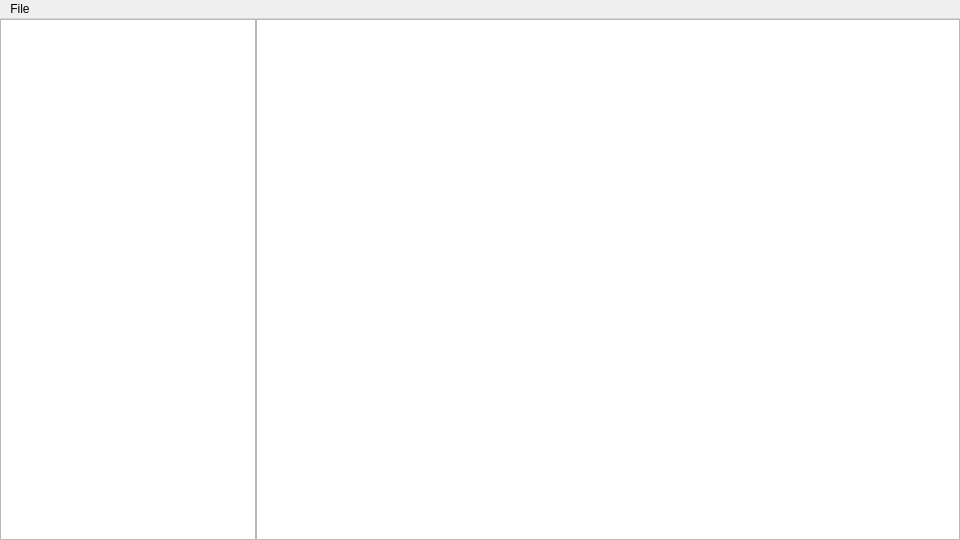
Old version of the form class/editor/Editor.ui in the repository coookiecoder/Editor.
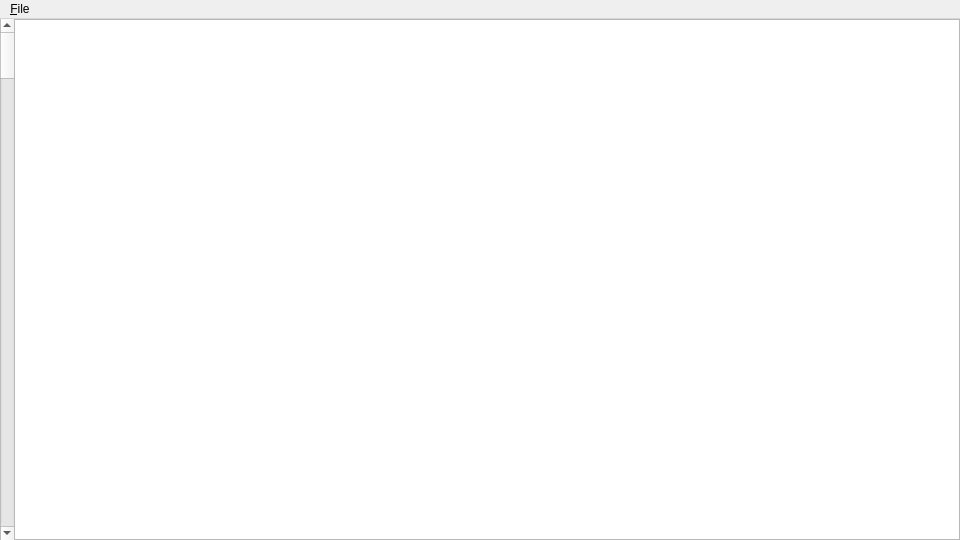
New version of the form.

Commit message: open folder now update correctly TODO: bind scroll bar and FileMenu vertical Layout

The edit to the form file:
```diff
--- a/class/editor/Editor.ui
+++ b/class/editor/Editor.ui
@@ -43,26 +43,25 @@
      <number>0</number>
     </property>
     <item>
-     <widget class="QTextBrowser" name="textBrowser">
-      <property name="sizePolicy">
-       <sizepolicy hsizetype="Fixed" vsizetype="Expanding">
-        <horstretch>0</horstretch>
-        <verstretch>0</verstretch>
-       </sizepolicy>
-      </property>
-      <property name="minimumSize">
-       <size>
-        <width>150</width>
-        <height>518</height>
-       </size>
-      </property>
-      <property name="sizeIncrement">
-       <size>
-        <width>0</width>
-        <height>0</height>
-       </size>
-      </property>
-     </widget>
+     <layout class="QHBoxLayout" name="ScrollBarAndFile">
+      <item>
+       <widget class="QScrollBar" name="ScrollBar">
+        <property name="enabled">
+         <bool>true</bool>
+        </property>
+        <property name="orientation">
+         <enum>Qt::Orientation::Vertical</enum>
+        </property>
+       </widget>
+      </item>
+      <item>
+       <layout class="QVBoxLayout" name="FileMenu">
+        <property name="sizeConstraint">
+         <enum>QLayout::SizeConstraint::SetDefaultConstraint</enum>
+        </property>
+       </layout>
+      </item>
+     </layout>
     </item>
     <item>
      <widget class="QTextEdit" name="textEdit">
@@ -88,12 +87,12 @@
      <x>0</x>
      <y>0</y>
      <width>960</width>
-     <height>22</height>
+     <height>25</height>
     </rect>
    </property>
    <widget class="QMenu" name="menugfdg">
     <property name="title">
-     <string>File</string>
+     <string>&amp;File</string>
     </property>
     <addaction name="actionNew"/>
     <addaction name="actionOpen"/>
```
Left out of the diff: 12 changed lines with no effect on the pictures. The commit also changes 2 other files.
